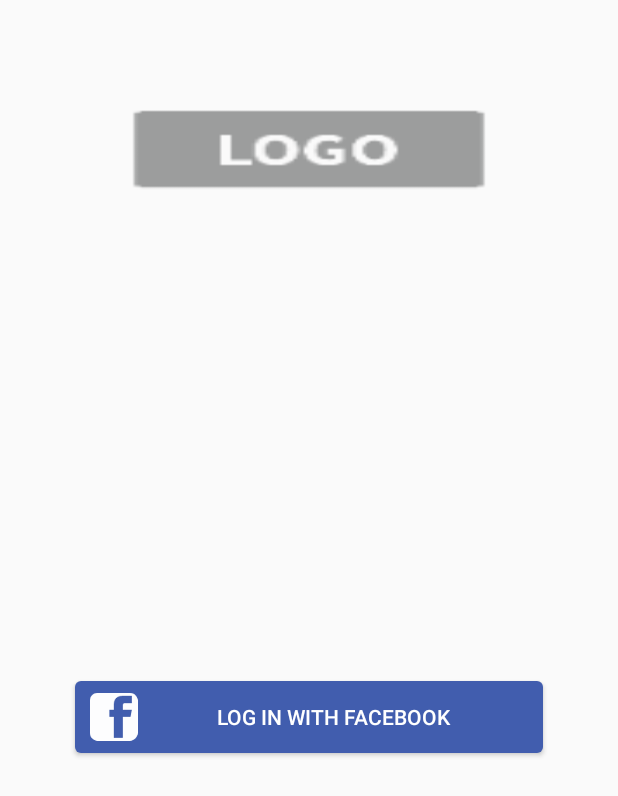
After one commit to Marchuck/TauronRealityHack, an Android app: the layout activity_login.xml on its own in the app's theme, with its tools: preview values and no code run, on a phone screen of 412 x 824 dp. The commit adds this screen. Shown: the top 796 px of the screen. Run offline under Robolectric (Android 15) with nearby library versions, the phone set to English and light mode, and no system bars.

Commit message:
Add first two screens

```diff
--- a/app/build.gradle
+++ b/app/build.gradle
@@ -25,5 +25,8 @@ dependencies {
     compile 'com.android.support:appcompat-v7:23.4.0'
     compile(name:'estimote-sdk', ext:'aar')
     compile 'org.greenrobot:eventbus:3.0.0'
+    compile 'com.github.johnkil.android-robototextview:robototextview:2.4.0'
+    compile 'com.pkmmte.view:circularimageview:1.1'
+
 
 }
--- /dev/null
+++ b/app/src/main/res/drawable/facebook_button.xml
@@ -0,0 +1,20 @@
+<selector xmlns:android="http://schemas.android.com/apk/res/android">
+    <item android:state_enabled="false">
+        <shape android:shape="rectangle">
+            <corners android:radius="@dimen/button_shape_radius"/>
+            <solid android:color="@color/com_facebook_button_background_color_disabled"/>
+        </shape>
+    </item>
+    <item android:state_pressed="true">
+        <shape android:shape="rectangle">
+            <corners android:radius="@dimen/button_shape_radius"/>
+            <solid android:color="@color/com_facebook_button_background_color_pressed"/>
+        </shape>
+    </item>
+    <item>
+        <shape android:shape="rectangle">
+            <corners android:radius="@dimen/button_shape_radius"/>
+            <solid android:color="@color/com_facebook_button_background_color"/>
+        </shape>
+    </item>
+</selector>
--- /dev/null
+++ b/app/src/main/res/drawable/login_button_text.xml
@@ -0,0 +1,5 @@
+<selector xmlns:android="http://schemas.android.com/apk/res/android">
+    <item android:state_pressed="true" android:color="@color/colorPrimaryDark" /> <!-- pressed -->
+    <item android:state_enabled="false" android:color="@color/colorPrimaryDark" /> <!-- pressed -->
+    <item android:color="@android:color/white" /> <!-- default/unchecked -->
+</selector>
--- /dev/null
+++ b/app/src/main/res/layout/activity_login.xml
@@ -0,0 +1,47 @@
+<LinearLayout
+    xmlns:android="http://schemas.android.com/apk/res/android"
+    xmlns:tools="http://schemas.android.com/tools"
+    android:layout_width="match_parent"
+    android:layout_height="match_parent"
+    android:orientation="vertical"
+    android:weightSum="10"
+    tools:context="pl.marczak.tauronrealityhack.LoginActivity">
+
+
+    <ImageView
+        android:layout_width="match_parent"
+        android:layout_height="100dp"
+        android:layout_gravity="center"
+        android:layout_margin="50dp"
+        android:background="@mipmap/logo_placeholder"/>
+
+    <LinearLayout
+        android:layout_width="match_parent"
+        android:layout_height="0dp"
+        android:layout_weight="5"
+        android:orientation="vertical">
+
+        <View
+            android:layout_width="match_parent"
+            android:layout_height="0dp"
+            android:layout_weight="1" />
+
+        <Button
+            android:id="@+id/facebook_button"
+            android:layout_width="match_parent"
+            android:layout_height="wrap_content"
+            android:layout_marginBottom="@dimen/facebook_button"
+            android:layout_marginLeft="@dimen/login_button_lr_margin"
+            android:layout_marginRight="@dimen/login_button_lr_margin"
+            android:layout_marginTop="@dimen/facebook_button"
+            android:background="@drawable/facebook_button"
+            android:drawableLeft="@mipmap/ic_facebook"
+            android:paddingLeft="@dimen/padding_button_login"
+            android:paddingRight="@dimen/padding_button_login"
+            android:text="Log in with facebook"
+            android:textColor="@android:color/white" />
+
+
+    </LinearLayout>
+
+</LinearLayout>
--- a/app/src/main/res/values/colors.xml
+++ b/app/src/main/res/values/colors.xml
@@ -1,6 +1,20 @@
 <?xml version="1.0" encoding="utf-8"?>
 <resources>
-    <color name="colorPrimary">#3F51B5</color>
-    <color name="colorPrimaryDark">#303F9F</color>
-    <color name="colorAccent">#FF4081</color>
+    <color name="colorPrimary">#CC65EA</color>
+    <color name="colorPrimaryDark">#353564</color>
+    <color name="colorSecondPrimaryDark">#4d4d9f</color>
+
+    <color name="com_facebook_blue">#3B5998</color>
+    <color name="com_facebook_button_background_color">#415dae</color>
+    <color name="com_facebook_button_background_color_disabled">#bdc1c9</color>
+    <color name="com_facebook_button_background_color_pressed">#2f477a</color>
+    <color name="com_facebook_button_like_background_color_selected">#7c8fc8</color>
+    <color name="com_facebook_button_login_silver_background_color">#f4f6f8</color>
+    <color name="com_facebook_button_login_silver_background_color_pressed">#e9eaf0</color>
+    <color name="com_facebook_button_send_background_color">#0084ff</color>
+    <color name="com_facebook_button_send_background_color_pressed">#006fff</color>
+    <color name="com_facebook_likeboxcountview_border_color">#6a7180</color>
+    <color name="com_facebook_likeboxcountview_text_color">#6a7180</color>
+    <color name="com_facebook_likeview_text_color">#6a7180</color>
+    <color name="com_facebook_share_button_text_color">#FFFFFF</color>
 </resources>
--- a/app/src/main/res/values/dimens.xml
+++ b/app/src/main/res/values/dimens.xml
@@ -2,4 +2,19 @@
     <!-- Default screen margins, per the Android Design guidelines. -->
     <dimen name="activity_horizontal_margin">16dp</dimen>
     <dimen name="activity_vertical_margin">16dp</dimen>
+    <dimen name="login_button_lr_margin">50dp</dimen>
+    <dimen name="facebook_button">10dp</dimen>
+    <dimen name="padding_button_login">10dp</dimen>
+    <dimen name="button_shape_radius">4dp</dimen>
+    <dimen name="profile_details_margin">20dp</dimen>
+    <dimen name="profile_image">80dp</dimen>
+    <dimen name="profile_image_margin">16dp</dimen>
+    <dimen name="account_image">25dp</dimen>
+    <dimen name="text_large">24sp</dimen>
+    <dimen name="text_medium">16sp</dimen>
+    <dimen name="text_title">20sp</dimen>
+    <dimen name="text_small">12sp</dimen>
+    <dimen name="login_margin">20sp</dimen>
+    <dimen name="login_margin_big">30sp</dimen>
+    <dimen name="button_login_shape_radius">10dp</dimen>
 </resources>
--- a/app/src/main/res/values/strings.xml
+++ b/app/src/main/res/values/strings.xml
@@ -1,3 +1,7 @@
 <resources>
     <string name="app_name">TauronRealityHack</string>
+    <string name="title_activity_login">LoginActivity</string>
+
+    <string name="hello_world">Hello world!</string>
+    <string name="action_settings">Settings</string>
 </resources>
--- a/app/src/main/res/values/styles.xml
+++ b/app/src/main/res/values/styles.xml
@@ -5,7 +5,7 @@
         <!-- Customize your theme here. -->
         <item name="colorPrimary">@color/colorPrimary</item>
         <item name="colorPrimaryDark">@color/colorPrimaryDark</item>
-        <item name="colorAccent">@color/colorAccent</item>
+        <item name="colorAccent">@color/colorSecondPrimaryDark</item>
     </style>
 
 </resources>
```
Also changed, not shown: app/src/main/AndroidManifest.xml (+10 -6 lines), app/src/main/java/pl/marczak/tauronrealityhack/LoginActivity.java (added, +27 -0 lines), app/src/main/res/drawable/login_button.xml (added, +23 -0 lines), app/src/main/res/layout/activity_main.xml (+87 -8 lines), app/src/main/res/menu/menu_login.xml (added, +7 -0 lines), app/src/main/res/mipmap-xxhdpi/ic_facebook.png (added), app/src/main/res/mipmap-xxxhdpi/ic_facebook.png (added), app/src/main/res/mipmap-xxxhdpi/ic_profile_placeholder.png (added), app/src/main/res/mipmap-xxxhdpi/indeks.jpg (added), app/src/main/res/mipmap-xxxhdpi/login_fb.png (added), app/src/main/res/mipmap-xxxhdpi/logo_placeholder.png (added), app/src/main/res/mipmap-xxxhdpi/profile_placeholder.jpg (added).
